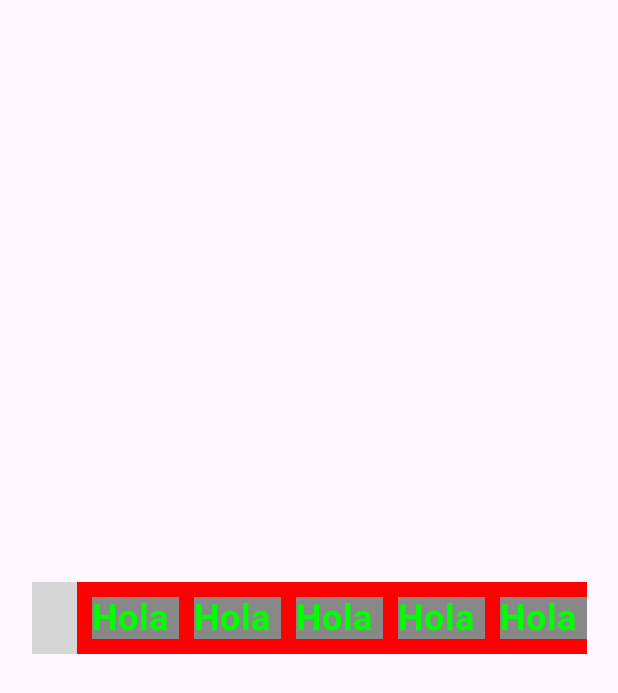
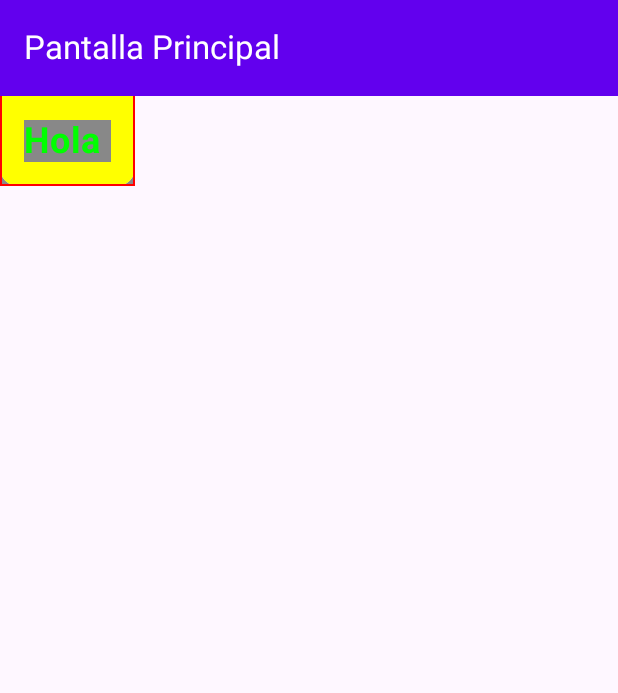
Before and after one commit to jorgevc87/ejercicios-kotlin-multiplatform, an Android app built with Jetpack Compose: the @Preview function customPreview, on a phone screen of 412 x 824 dp. Shown: the top 693 px of the screen. Run offline under Robolectric (Android 15) with nearby library versions, the phone set to English and light mode, and no system bars; our stand-ins replace Compose Multiplatform resources; libraries missing offline, so code that uses them is left out: cursokmp.composeapp.generated; grey boxes are pictures that could not be loaded.

Commit message:
signing developer account

```diff
--- a/CursoKMP/composeApp/src/androidMain/kotlin/com/android/ios/cursokmp/MainActivity.kt
+++ b/CursoKMP/composeApp/src/androidMain/kotlin/com/android/ios/cursokmp/MainActivity.kt
@@ -12,6 +12,10 @@ import androidx.compose.material3.MaterialTheme
 import androidx.compose.material3.Surface
 import androidx.compose.material3.Text
 import androidx.compose.runtime.Composable
+import androidx.compose.runtime.getValue
+import androidx.compose.runtime.mutableStateOf
+import androidx.compose.runtime.remember
+import androidx.compose.runtime.setValue
 import androidx.compose.ui.Alignment
 import androidx.compose.ui.Modifier
 import androidx.compose.ui.graphics.Color
@@ -25,21 +29,7 @@ class MainActivity : ComponentActivity() {
         super.onCreate(savedInstanceState)
 
         setContent {
-
-            MaterialTheme {
-                Surface(
-                    modifier = Modifier.fillMaxSize(), color = MaterialTheme.colorScheme.background
-                ) {
-                    Text(
-                        text = "Bienvenidos a este curso",
-                        color = Color.Green,
-                        fontSize = 20.sp,
-                        fontWeight = FontWeight.Bold,
-                        modifier = Modifier.wrapContentSize().background(Color.Gray)
-                    )
-                }
-            }
-
+            App()
         }
     }
 }
--- a/CursoKMP/composeApp/src/commonMain/kotlin/com/android/ios/cursokmp/App.kt
+++ b/CursoKMP/composeApp/src/commonMain/kotlin/com/android/ios/cursokmp/App.kt
@@ -2,15 +2,27 @@ package com.android.ios.cursokmp
 
 import androidx.compose.foundation.Image
 import androidx.compose.foundation.background
+import androidx.compose.foundation.border
 import androidx.compose.foundation.layout.Arrangement
+import androidx.compose.foundation.layout.Column
 import androidx.compose.foundation.layout.Row
 import androidx.compose.foundation.layout.fillMaxSize
+import androidx.compose.foundation.layout.fillMaxWidth
+import androidx.compose.foundation.layout.padding
 import androidx.compose.foundation.layout.width
 import androidx.compose.foundation.layout.wrapContentSize
+import androidx.compose.material3.Card
+import androidx.compose.material3.ExperimentalMaterial3Api
 import androidx.compose.material3.MaterialTheme
+import androidx.compose.material3.Scaffold
 import androidx.compose.material3.Surface
 import androidx.compose.material3.Text
+import androidx.compose.material3.TopAppBar
+import androidx.compose.material3.TopAppBarDefaults
 import androidx.compose.runtime.Composable
+import androidx.compose.runtime.getValue
+import androidx.compose.runtime.mutableStateOf
+import androidx.compose.runtime.remember
 import androidx.compose.ui.Alignment
 import androidx.compose.ui.Modifier
 import androidx.compose.ui.graphics.Color
@@ -40,48 +52,36 @@ fun Customtext(modifier: Modifier, text: String, fontSize: TextUnit) {
 }
 
 
+@OptIn(ExperimentalMaterial3Api::class)
 @Composable
 fun CustomInit() {
+
+    val isTextClick by remember { mutableStateOf(false) }
+
     MaterialTheme {
-        Surface(
-            modifier = Modifier.fillMaxSize(), color = MaterialTheme.colorScheme.background
+        Scaffold(
+            topBar = {
+                TopAppBar(
+                    title = { Text("Pantalla Principal") },
+                    colors = TopAppBarDefaults.topAppBarColors(
+                        containerColor = Color(0xFF6200EE),
+                        titleContentColor = Color.White
+                    )
+                )
+            }) { innerPadding ->
+            Card(
+                modifier = Modifier.background(Color.Gray).border(1.dp, Color.Red)
             ) {
-            Row(
-                modifier = Modifier.wrapContentSize().background(Color.Red),
-                horizontalArrangement = Arrangement.spacedBy(10.dp),
-                verticalAlignment = Alignment.CenterVertically
-
+                Column(
+                    modifier = Modifier.wrapContentSize().background(Color.Yellow)
+                        .padding(innerPadding).padding(16.dp)
                 ) {
-                Image(
-                    modifier = Modifier.width(30.dp),
-                    painter = painterResource(resource = Res.drawable.compose_multiplatform),
-                    contentDescription = ""
-                )
                     Customtext(
                         modifier = Modifier.wrapContentSize().background(Color.Gray),
                         text = "Hola ",
                         fontSize = 24.sp
                     )
-                Customtext(
-                    modifier = Modifier.wrapContentSize().background(Color.Gray),
-                    text = "Hola ",
-                    fontSize = 24.sp
-                )
-                Customtext(
-                    modifier = Modifier.wrapContentSize().background(Color.Gray),
-                    text = "Hola ",
-                    fontSize = 24.sp
-                )
-                Customtext(
-                    modifier = Modifier.wrapContentSize().background(Color.Gray),
-                    text = "Hola ",
-                    fontSize = 24.sp
-                )
-                Customtext(
-                    modifier = Modifier.wrapContentSize().background(Color.Gray),
-                    text = "Hola ",
-                    fontSize = 24.sp
-                )
+                }
             }
         }
     }
```
Also changed, not shown: 1 other file. Lines whose indentation alone changed are shown as unchanged.
